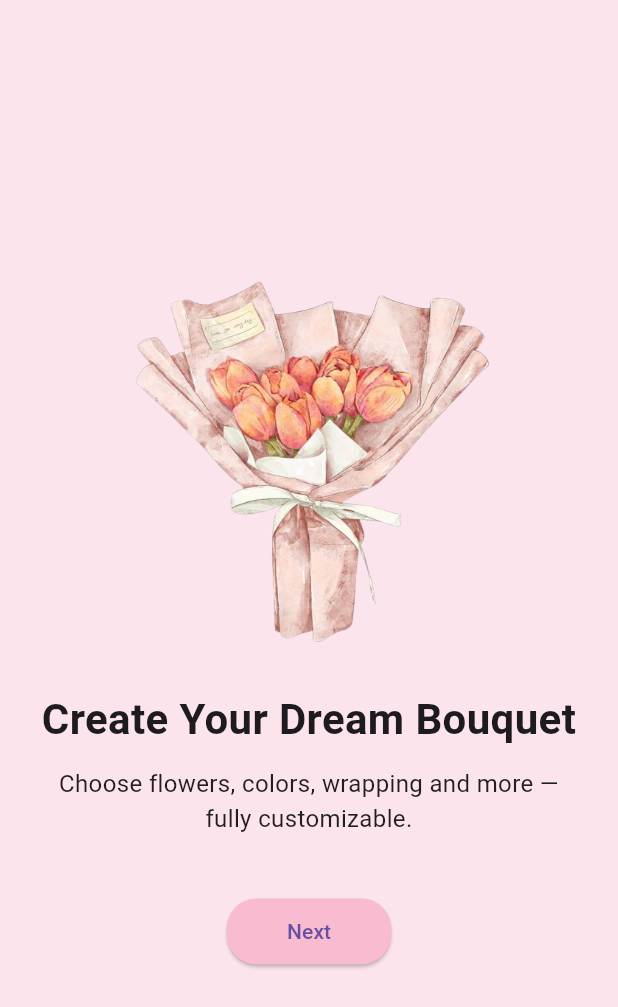
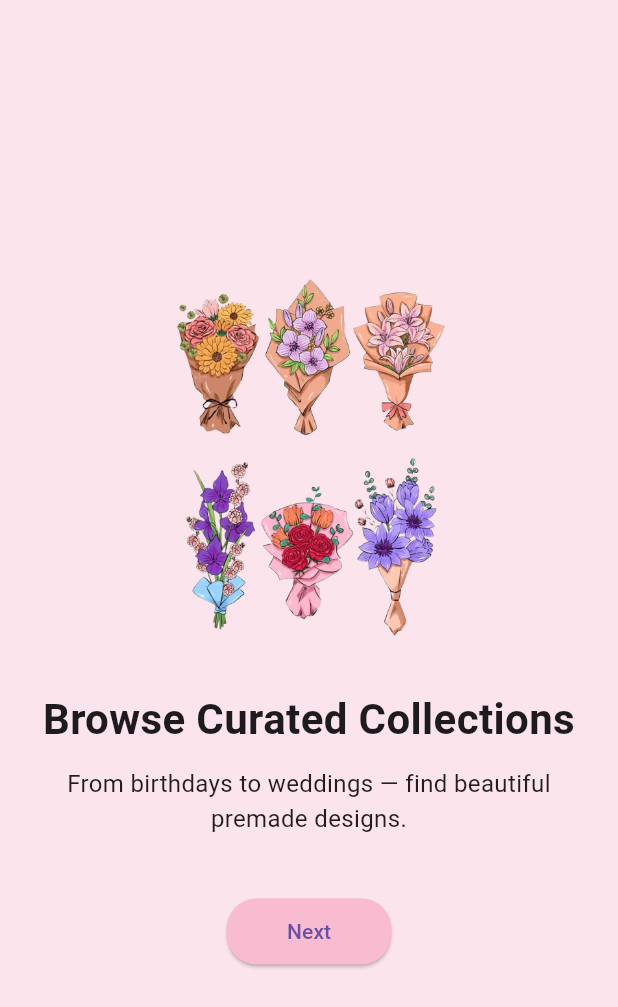
Before and after one commit to resha-ad/petals_by_you_mobileapp, a Flutter app: the screen it shows after launch, on a phone screen of 412 x 824 dp. Shown: the top 1007 px of the screen. Run offline on Flutter 3.47's test engine with Material 3 defaults, Android fonts, the phone set to English and light mode, and no system bars.

Commit message:
added second onboarding screen

```diff
--- a/lib/app.dart
+++ b/lib/app.dart
@@ -1,5 +1,6 @@
 import 'package:flutter/material.dart';
 import 'package:sprint1_project/screens/onboarding1_screen.dart';
+import 'package:sprint1_project/screens/onboarding2_screen.dart';
 import 'package:sprint1_project/screens/splash_screen.dart';
 
 class App extends StatelessWidget {
@@ -7,6 +8,6 @@ class App extends StatelessWidget {
 
   @override
   Widget build(BuildContext context) {
-    return MaterialApp(home: Onboard1());
+    return MaterialApp(home: Onboard2());
   }
 }
--- /dev/null
+++ b/lib/screens/onboarding2_screen.dart
@@ -0,0 +1,53 @@
+import 'package:flutter/material.dart';
+
+class Onboard2 extends StatelessWidget {
+  const Onboard2({super.key});
+
+  @override
+  Widget build(BuildContext context) {
+    return Scaffold(
+      backgroundColor: const Color.fromRGBO(252, 228, 236, 1),
+      body: Padding(
+        padding: const EdgeInsets.all(24.0),
+        child: Column(
+          mainAxisAlignment: MainAxisAlignment.center,
+          children: [
+            Image.asset('assets/images/onboard2.png', height: 250),
+            const SizedBox(height: 30),
+
+            const Text(
+              "Browse Curated Collections",
+              textAlign: TextAlign.center,
+              style: TextStyle(fontSize: 28, fontWeight: FontWeight.bold),
+            ),
+
+            const SizedBox(height: 12),
+
+            const Text(
+              "From birthdays to weddings — find beautiful premade designs.",
+              textAlign: TextAlign.center,
+              style: TextStyle(fontSize: 16, color: Colors.black87),
+            ),
+
+            const SizedBox(height: 40),
+
+            ElevatedButton(
+              onPressed: () {},
+              style: ElevatedButton.styleFrom(
+                backgroundColor: const Color.fromRGBO(248, 187, 208, 1),
+                padding: const EdgeInsets.symmetric(
+                  horizontal: 40,
+                  vertical: 12,
+                ),
+                shape: RoundedRectangleBorder(
+                  borderRadius: BorderRadius.circular(20),
+                ),
+              ),
+              child: const Text("Next"),
+            ),
+          ],
+        ),
+      ),
+    );
+  }
+}
```
Also changed, not shown: assets/images/onboard2.png (added), assets/images/onboard3.png (added).
